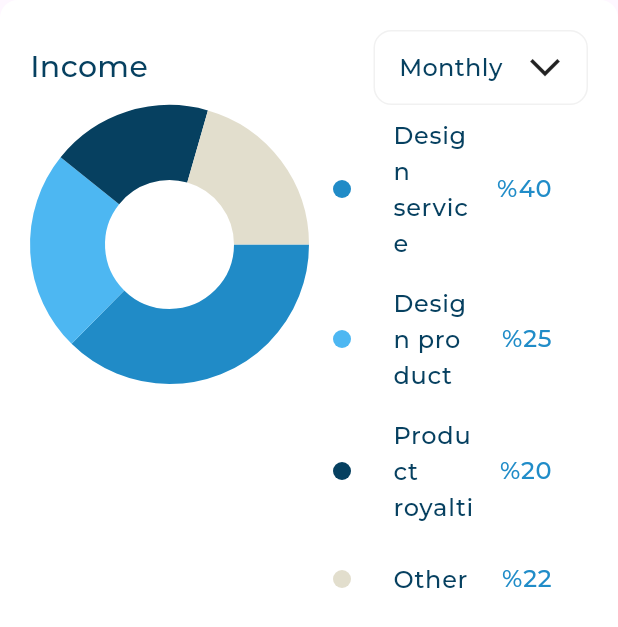
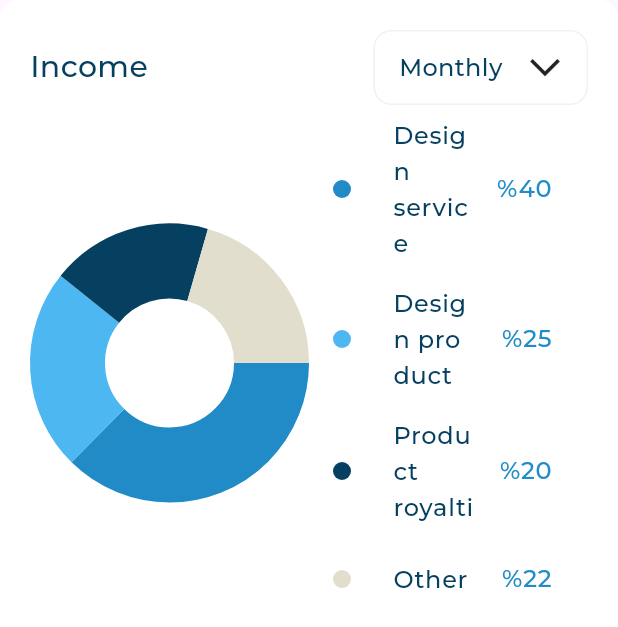
Before and after one commit to MariamElmogy/responsive_dash_board, a Flutter app: the IncomeSection widget shown alone on an empty page, opened directly, on a phone screen of 412 x 824 dp. Shown: the top 627 px of the screen. Run offline on Flutter 3.47's test engine with Material 3 defaults, Android fonts, the phone set to English and light mode, and no system bars; drawn by our look-alikes of fl_chart; our stand-ins replace expandable_page_view, flutter_svg; project files that could hold a hidden picture were left out.

Commit message:
- build the tablet layout

```diff
--- a/lib/views/dash_board_view.dart
+++ b/lib/views/dash_board_view.dart
@@ -1,6 +1,7 @@
 import 'package:flutter/material.dart';
 import 'package:responsive_dash_board/views/widgets/adaptive_layout_widget.dart';
 import 'package:responsive_dash_board/views/widgets/dash_board_desktop_layout.dart';
+import 'package:responsive_dash_board/views/widgets/dashboard_tablet_layout.dart';
 
 class DashBoardView extends StatelessWidget {
   const DashBoardView({super.key});
@@ -11,7 +12,7 @@ class DashBoardView extends StatelessWidget {
       backgroundColor: const Color(0XFFF7F9FA),
       body: AdaptiveLayout(
           mobileLayout: (context) => const SizedBox(),
-          tabletLayout: (context) => const SizedBox(),
+          tabletLayout: (context) => const DashBoardTabletLayout(),
           desktopLayout: (context) => const DashBoardDesktopLayout()),
     );
   }
--- a/lib/views/widgets/adaptive_layout_widget.dart
+++ b/lib/views/widgets/adaptive_layout_widget.dart
@@ -9,7 +9,7 @@ class AdaptiveLayout extends StatelessWidget {
   Widget build(BuildContext context) {
     return LayoutBuilder(
       builder: (context, constraints) {
-        if (constraints.maxWidth < 600) {
+        if (constraints.maxWidth < 800) {
           return mobileLayout(context);
         } else if (constraints.maxWidth < 1200) {
           return tabletLayout(context);
--- a/lib/views/widgets/income_section.dart
+++ b/lib/views/widgets/income_section.dart
@@ -13,14 +13,12 @@ class IncomeSection extends StatelessWidget {
       child: Column(
         children: [
           IncomeSectionHeader(),
-          Expanded(
-            child: Row(
-              crossAxisAlignment: CrossAxisAlignment.start,
-              children: [
-                Expanded(child: IncomeChart()),
-                Expanded(child: IncomeDetails()),
-              ],
-            ),
+          Row(
+            crossAxisAlignment: CrossAxisAlignment.center,
+            children: [
+              Expanded(child: IncomeChart()),
+              Expanded(child: IncomeDetails()),
+            ],
           ),
         ],
       ),
```
Also changed, not shown: lib/views/widgets/dashboard_mobile_layout.dart (added, +25 -0 lines), lib/views/widgets/dashboard_tablet_layout.dart (added, +22 -0 lines).
